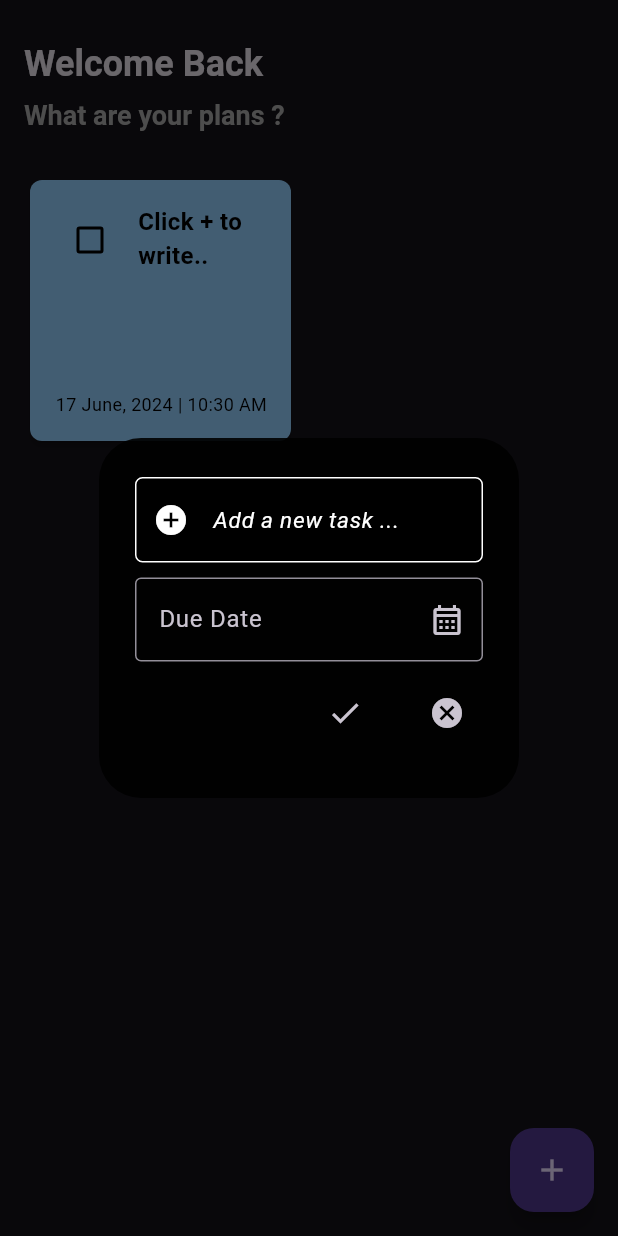
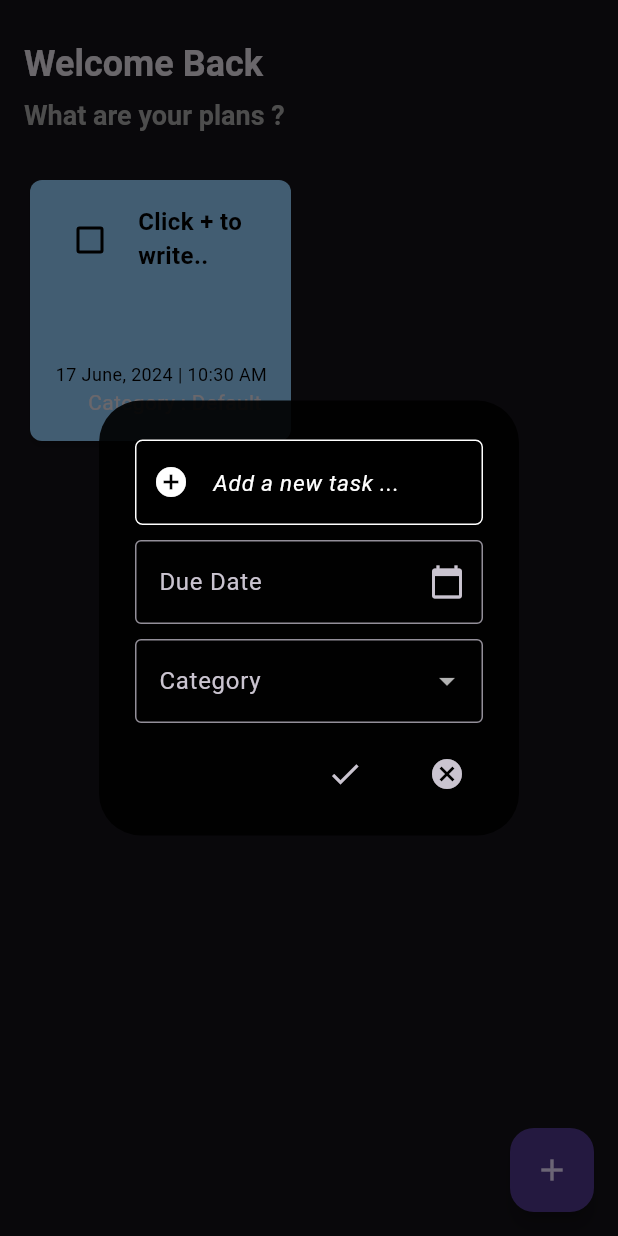
Before and after one commit to zephyR00S/taskzapp, a Flutter app: the screen it shows after launch, after a tap on the "add" icon, on a phone screen of 412 x 824 dp. Run offline on Flutter 3.47's test engine with Material 3 defaults, Android fonts, the phone set to English and light mode, and no system bars; drawn by our look-alikes of animated_text_kit, flutter_slidable; our stand-ins replace animated_splash_screen, hive_flutter, lottie; accounts and stored records are empty.

Commit message:
added categories

```diff
--- a/lib/data/database.dart
+++ b/lib/data/database.dart
@@ -9,7 +9,7 @@ class ToDoDataBase {
   // run this method if this is the 1st time ever opening this app
   void createInitialData() {
     toDoList = [
-      ["Click + to write..", false, DateTime.now(), null],
+      ["Click + to write..", false, DateTime.now(), null, 'Default'],
     ];
   }
 
--- a/lib/home_page.dart
+++ b/lib/home_page.dart
@@ -41,9 +41,10 @@ class _HomePageState extends State<HomePage> {
   }
 
   // save new task
-  void saveNewTask(DateTime? dueDate) {
+  void saveNewTask(DateTime? dueDate, String? category) {
     setState(() {
-      db.toDoList.add([_controller.text, false, DateTime.now(), dueDate]);
+      db.toDoList
+          .add([_controller.text, false, DateTime.now(), dueDate, category]);
       _controller.clear();
     });
     Navigator.of(context).pop();
@@ -117,6 +118,7 @@ class _HomePageState extends State<HomePage> {
             taskCompleted: db.toDoList[index][1],
             createdAt: db.toDoList[index][2],
             dueDate: db.toDoList[index][3],
+            category: db.toDoList[index][4],
             onChanged: (value) => checkBoxChanged(value, index),
             deleteFunction: (context) => deleteTask(index),
           );
--- a/lib/util/dialog_box.dart
+++ b/lib/util/dialog_box.dart
@@ -1,10 +1,9 @@
 import 'package:flutter/material.dart';
-
 import 'my_button.dart';
 
 class DialogBox extends StatefulWidget {
   final TextEditingController controller;
-  final Function(DateTime?) onSave;
+  final Function(DateTime?, String) onSave;
   final VoidCallback onCancel;
 
   const DialogBox({
@@ -20,17 +19,23 @@ class DialogBox extends StatefulWidget {
 
 class _DialogBoxState extends State<DialogBox> {
   DateTime? _selectedDate;
+  String? _selectedCategory;
+  final List<String> _categories = [
+    'default',
+    'personal',
+    'home',
+    'work'
+  ]; // Categories list
 
   @override
   Widget build(BuildContext context) {
     return AlertDialog(
       backgroundColor: const Color.fromARGB(230, 0, 0, 0),
       content: SizedBox(
-        height: 200,
+        height: 250, // Increased height to accommodate dropdown
         child: Column(
           mainAxisAlignment: MainAxisAlignment.start,
           children: [
-            // Get user input
             Container(
               margin: const EdgeInsets.only(top: 10),
               child: TextField(
@@ -80,7 +85,6 @@ class _DialogBoxState extends State<DialogBox> {
             ),
 
             const SizedBox(height: 10),
-            // Date field and Select Date button
             Row(
               children: [
                 Expanded(
@@ -90,7 +94,7 @@ class _DialogBoxState extends State<DialogBox> {
                       labelText: 'Due Date',
                       border: const OutlineInputBorder(),
                       suffixIcon: IconButton(
-                        icon: const Icon(Icons.calendar_month_outlined),
+                        icon: const Icon(Icons.calendar_today),
                         onPressed: () {
                           _showDatePicker(context);
                         },
@@ -105,6 +109,34 @@ class _DialogBoxState extends State<DialogBox> {
                 ),
               ],
             ),
+
+            const SizedBox(height: 10),
+            // Dropdown for Categories
+            Row(
+              children: [
+                Expanded(
+                  child: DropdownButtonFormField<String>(
+                    value: _selectedCategory,
+                    onChanged: (value) {
+                      setState(() {
+                        _selectedCategory = value;
+                      });
+                    },
+                    decoration: const InputDecoration(
+                      labelText: 'Category',
+                      border: OutlineInputBorder(),
+                    ),
+                    items: _categories.map((String category) {
+                      return DropdownMenuItem<String>(
+                        value: category,
+                        child: Text(category),
+                      );
+                    }).toList(),
+                  ),
+                ),
+              ],
+            ),
+
             // Buttons: Save + Cancel
             Padding(
               padding: const EdgeInsets.symmetric(vertical: 10.0),
@@ -115,15 +147,18 @@ class _DialogBoxState extends State<DialogBox> {
                   MyButton(
                     iconData: Icons.check,
                     onPressed: () {
-                      setState(() {
-                        widget.onSave(_selectedDate);
-                        _selectedDate = null; // Reset the selected date
-                      });
+                      widget.onSave(
+                          _selectedDate, _selectedCategory ?? 'default');
+                      _selectedDate = null; // Reset the selected date
+                      _selectedCategory = null; // Reset the selected category
                     },
                   ),
                   const SizedBox(width: 20),
                   // Cancel button
-                  MyButton(iconData: Icons.cancel, onPressed: widget.onCancel),
+                  MyButton(
+                    iconData: Icons.cancel,
+                    onPressed: widget.onCancel,
+                  ),
                 ],
               ),
             ),
--- a/lib/util/todo_tile.dart
+++ b/lib/util/todo_tile.dart
@@ -9,16 +9,18 @@ class ToDoTile extends StatelessWidget {
   final Function(BuildContext)? deleteFunction;
   final DateTime createdAt;
   final DateTime? dueDate; // Added dueDate parameter
+  final String? category;
 
   const ToDoTile({
-    Key? key,
+    super.key,
     required this.taskName,
     required this.taskCompleted,
     required this.onChanged,
     required this.deleteFunction,
     required this.createdAt,
-    required this.dueDate, // Added dueDate to the constructor
-  }) : super(key: key);
+    required this.dueDate,
+    required this.category,
+  });
 
   @override
   Widget build(BuildContext context) {
@@ -109,6 +111,9 @@ class ToDoTile extends StatelessWidget {
                           fontSize: 12,
                         ),
                       ),
+                    Text(
+                      'Category : $category ',
+                    )
                   ],
                 ),
               ),
--- a/pubspec.yaml
+++ b/pubspec.yaml
@@ -32,7 +32,7 @@ dependencies:
     sdk: flutter
   hive: ^2.2.3
   hive_flutter: ^1.1.0
-
+  dropdown_button2: ^2.3.9
   # The following adds the Cupertino Icons font to your application.
   # Use with the CupertinoIcons class for iOS style icons.
   cupertino_icons: ^1.0.6
```
Also changed, not shown: pubspec.lock.
